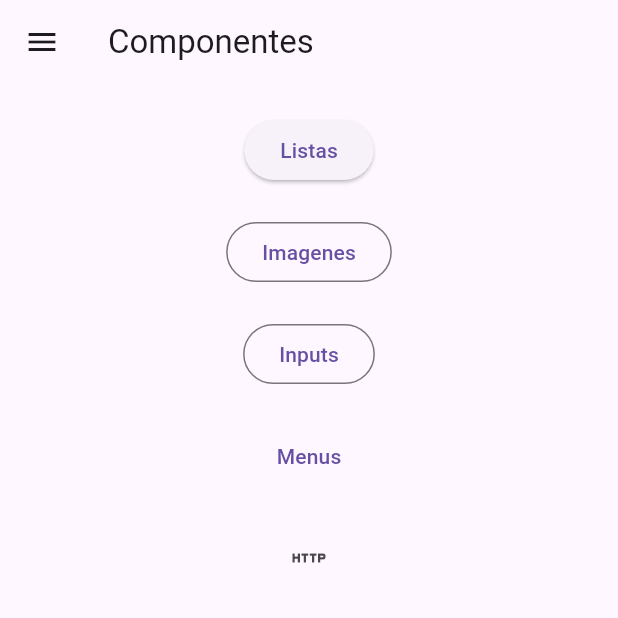
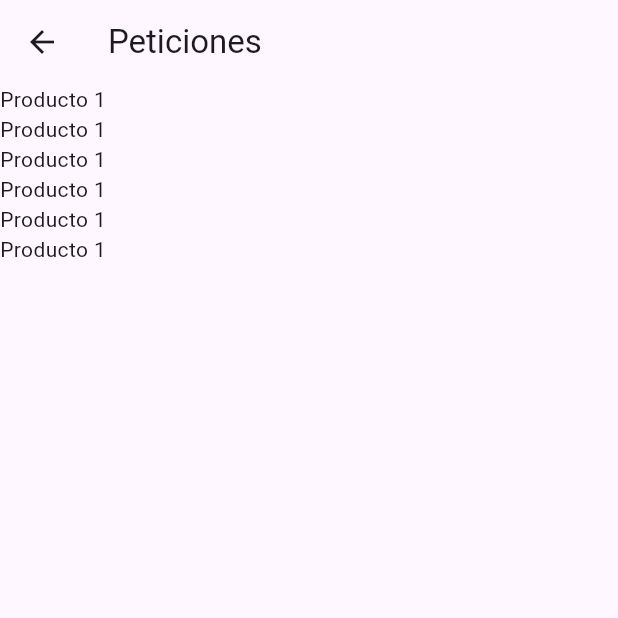
Before and after one commit to jalvarenga-unah/IS513-IIPAC-2024, a Flutter app: the screen it shows after launch, after a tap on the "http" icon, on a phone screen of 412 x 824 dp, the top half of it. Run offline on Flutter 3.47's test engine with Material 3 defaults, Android fonts, the phone set to English and light mode, and no system bars; network calls fail.

Commit message:
Peticiones HTTP

```diff
--- a/intro-flutter/componentes/lib/home_page.dart
+++ b/intro-flutter/componentes/lib/home_page.dart
@@ -125,7 +125,7 @@ class HomePage extends StatelessWidget {
             ),
             const SizedBox(height: 20),
             IconButton(
-              onPressed: () {},
+              onPressed: () => Navigator.of(context).pushNamed('peticiones'),
               icon: const Icon(Icons.http),
             ),
           ],
--- a/intro-flutter/componentes/lib/main.dart
+++ b/intro-flutter/componentes/lib/main.dart
@@ -3,6 +3,7 @@ import 'package:componentes/imagenes_page.dart';
 import 'package:componentes/inpust_page.dart';
 import 'package:componentes/listas_page.dart';
 import 'package:componentes/menu_page.dart';
+import 'package:componentes/peticiones_page.dart';
 import 'package:flutter/material.dart';
 
 void main() => runApp(const MyApp());
@@ -23,7 +24,7 @@ class MyApp extends StatelessWidget {
         'imagenes': (context) => const ImagenesPage(),
         'inputs': (context) => InputsPage(),
         'menus': (context) => const MenuPage(),
-        'peticiones': (context) => ListasPage(),
+        'peticiones': (context) => PeticionesPage(),
       },
       onGenerateRoute: (settings) {
         return MaterialPageRoute(
--- /dev/null
+++ b/intro-flutter/componentes/lib/models/producto.dart
@@ -0,0 +1,35 @@
+class Producto {
+  final int id;
+  final String title;
+  final double price;
+  final String description;
+  final String category;
+  final String image;
+
+  Producto({
+    required this.id,
+    required this.title,
+    required this.price,
+    required this.description,
+    required this.category,
+    required this.image,
+  });
+
+  factory Producto.fromJson(Map<String, dynamic> json) => Producto(
+        id: json["id"],
+        title: json["title"],
+        price: json["price"]?.toDouble(),
+        description: json["description"],
+        category: json["category"],
+        image: json["image"],
+      );
+
+  Map<String, dynamic> toJson() => {
+        "id": id,
+        "title": title,
+        "price": price,
+        "description": description,
+        "category": category,
+        "image": image,
+      };
+}
--- /dev/null
+++ b/intro-flutter/componentes/lib/peticiones_page.dart
@@ -0,0 +1,28 @@
+import 'package:componentes/providers/productos_provider.dart';
+import 'package:flutter/material.dart';
+
+class PeticionesPage extends StatelessWidget {
+  const PeticionesPage({super.key});
+
+  @override
+  Widget build(BuildContext context) {
+    final productos = ProductosProvider();
+
+    productos.getProductos();
+
+    return Scaffold(
+        appBar: AppBar(
+          title: Text('Peticiones'),
+        ),
+        body: Column(
+          children: [
+            Text('Producto 1'),
+            Text('Producto 1'),
+            Text('Producto 1'),
+            Text('Producto 1'),
+            Text('Producto 1'),
+            Text('Producto 1'),
+          ],
+        ));
+  }
+}
--- /dev/null
+++ b/intro-flutter/componentes/lib/providers/productos_provider.dart
@@ -0,0 +1,31 @@
+import 'package:componentes/models/producto.dart';
+import 'package:http/http.dart' as http;
+
+class ProductosProvider {
+  Future<List<Producto>> getProductos() async {
+    //GET: es el verbo utilizado en peticiones HTTP, para consumir una entidad
+    // desde un servidor
+
+    // final url = 'https://fakestoreapi.com/products';
+    // final Uri url = Uri (host: 'fakestoreapi.com', path: '/products');
+    //?  visitar https://http.cat para mas info de codigos
+
+    try {
+      final Uri url = Uri.https('fakestoreapi.com', '/products');
+
+      final response = await http.get(url);
+
+      if (response.statusCode == 200) {
+        // quiero obtener los datos
+
+        // ! No lo recomiendo para ustedes
+        //TODO: lo hacemos mañana
+        return productoFromJson(response.body);
+      }
+
+      return [];
+    } catch (error) {
+      throw Exception(error);
+    }
+  }
+}
--- a/intro-flutter/componentes/pubspec.yaml
+++ b/intro-flutter/componentes/pubspec.yaml
@@ -35,6 +35,7 @@ dependencies:
   # The following adds the Cupertino Icons font to your application.
   # Use with the CupertinoIcons class for iOS style icons.
   cupertino_icons: ^1.0.6
+  http: ^1.2.2
 
 dev_dependencies:
   flutter_test:
```
Also changed, not shown: intro-flutter/componentes/pubspec.lock.
